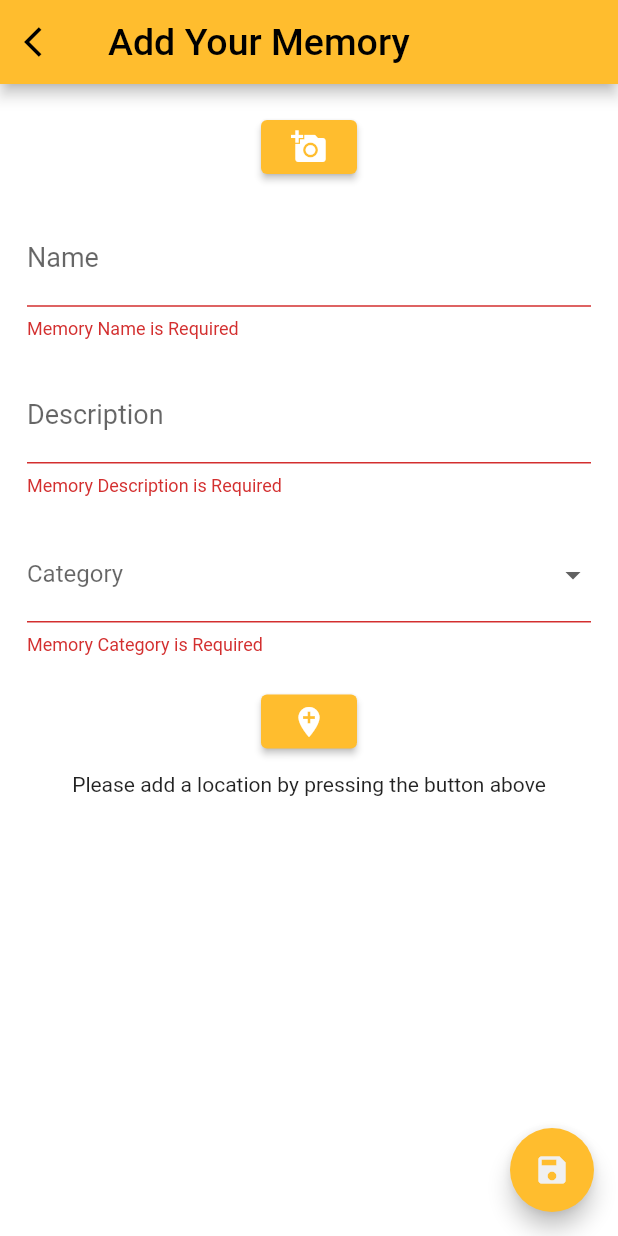
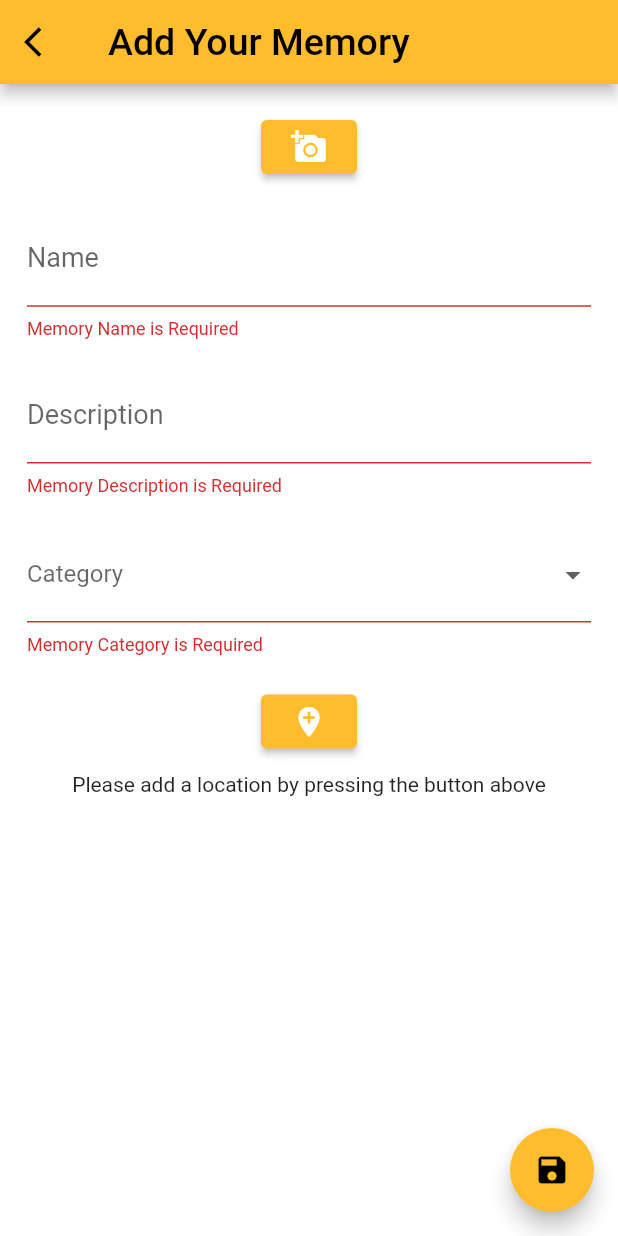
Before and after one commit to JackWangCA/DiaryApp, a Flutter app: the screen it shows after launch, after a tap on the "add" icon, on a phone screen of 412 x 824 dp. Run offline on Flutter 3.47's test engine with Material 2 defaults, Android fonts, the phone set to English and light mode, and no system bars; our stand-ins replace geolocator, google_maps_flutter, image_picker, shared_preferences.

Commit message:
UI Improvement

```diff
--- a/lib/pages/AddMemoryScreen.dart
+++ b/lib/pages/AddMemoryScreen.dart
@@ -72,7 +72,7 @@ class _AddMemoryPageState extends State<AddMemoryPage> {
       //the floating button at the bottom right ofthe screen
       floatingActionButton: FloatingActionButton(
         backgroundColor: Theme.of(context).primaryColor,
-        foregroundColor: Theme.of(context).accentColor,
+        foregroundColor: Theme.of(context).buttonColor,
         onPressed: () {
           saveMemory();
         },
@@ -85,7 +85,6 @@ class _AddMemoryPageState extends State<AddMemoryPage> {
 
   Widget buildMemoryImage() {
     if (memoryImage != null) {
-      final image = FileImage(File(memoryImage));
       return Stack(
         alignment: AlignmentDirectional.bottomCenter,
         children: <Widget>[
--- a/lib/pages/MainScreen.dart
+++ b/lib/pages/MainScreen.dart
@@ -44,7 +44,7 @@ class _MainScreenPageState extends State<MainScreenPage> {
             child: DropdownButtonHideUnderline(
               child: DropdownButton<String>(
                 icon: Icon(Icons.sort,
-                    color: Theme.of(context).accentColor, size: 25.0),
+                    color: Theme.of(context).buttonColor, size: 25.0),
                 items: <String>['Alphabet', 'Time']
                     .map<DropdownMenuItem<String>>((String value) {
                   return DropdownMenuItem<String>(
@@ -78,7 +78,7 @@ class _MainScreenPageState extends State<MainScreenPage> {
           : listView(), // if the list is empty, show empty view, otherwise, show listview
       floatingActionButton: FloatingActionButton(
         backgroundColor: Theme.of(context).primaryColor,
-        foregroundColor: Theme.of(context).accentColor,
+        foregroundColor: Theme.of(context).buttonColor,
         onPressed: () {
           Navigator.of(context)
               .push(MaterialPageRoute(builder: (BuildContext context) {
--- a/lib/pages/MemoryDetail.dart
+++ b/lib/pages/MemoryDetail.dart
@@ -144,7 +144,7 @@ class _MemoryDetailScreenState extends State<MemoryDetailScreen> {
       ),
       floatingActionButton: FloatingActionButton(
         backgroundColor: Theme.of(context).primaryColor,
-        foregroundColor: Theme.of(context).accentColor,
+        foregroundColor: Theme.of(context).buttonColor,
         child: Icon(Icons.delete),
         onPressed: () {
           Navigator.of(context).pop(widget.memory);
--- a/lib/theme/MyTheme.dart
+++ b/lib/theme/MyTheme.dart
@@ -5,6 +5,7 @@ class MyTheme {
     scaffoldBackgroundColor: Colors.white,
     primaryColor: Color(0xFFFFBD2E),
     accentColor: Color(0xFFF0F0F0),
+    buttonColor: Colors.black,
     textTheme: TextTheme(
       bodyText1: TextStyle(
         //text in the memory details page
```
Also changed, not shown: pubspec.lock.
